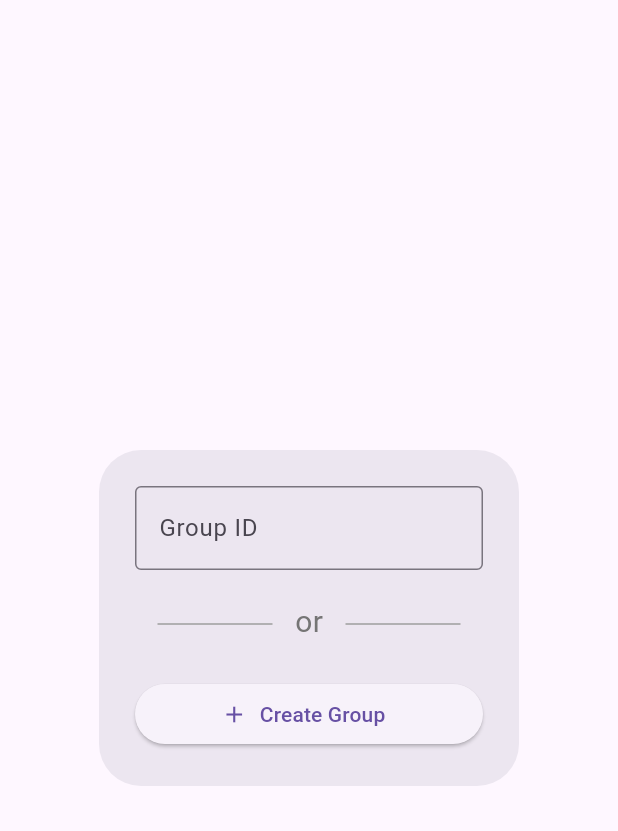
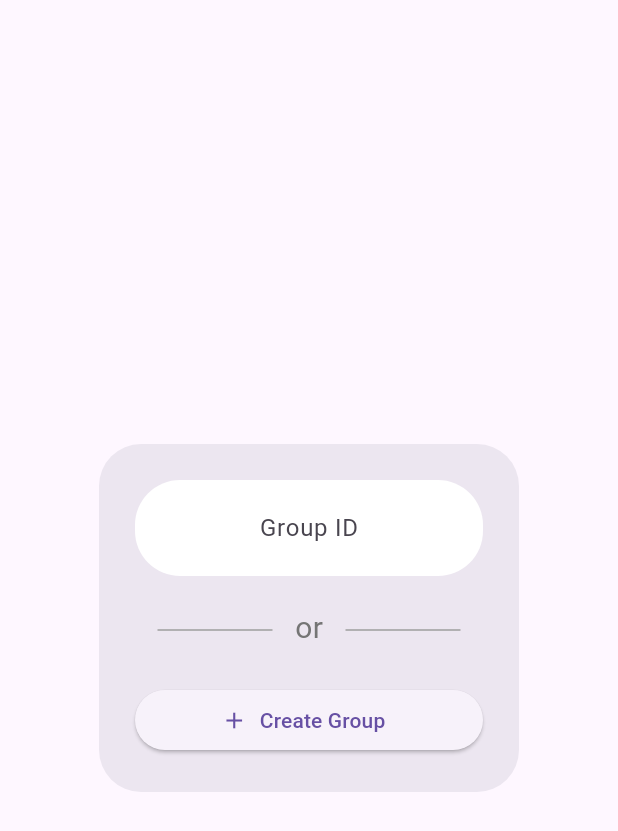
Before and after one commit to split-eth/split-eth-flutter, a Flutter app: the AddGroupView widget shown alone on an empty page, opened directly, on a phone screen of 412 x 824 dp. Shown: the top 831 px of the screen. Run offline on Flutter 3.47's test engine with Material 3 defaults, Android fonts, the phone set to English and light mode, and no system bars; our stand-ins replace equatable, flutter_slidable, get_it, go_router, shared_preferences; accounts and stored records are empty.

Commit message:
style text field

```diff
--- /dev/null
+++ b/lib/atoms/seth_text_field.dart
@@ -0,0 +1,31 @@
+import 'package:flutter/material.dart';
+
+class SethTextField extends StatelessWidget {
+  const SethTextField({
+    super.key,
+    required this.label,
+    this.keyboardType,
+  });
+
+  final String label;
+  final TextInputType? keyboardType;
+
+  @override
+  Widget build(BuildContext context) {
+    return TextFormField(
+      keyboardType: keyboardType,
+      textAlign: TextAlign.center,
+      decoration: InputDecoration(
+        border: UnderlineInputBorder(
+          borderSide: BorderSide.none,
+          borderRadius: BorderRadius.circular(30),
+        ),
+        filled: true,
+        fillColor: Colors.white,
+        contentPadding: const EdgeInsets.fromLTRB(20, 12, 20, 12),
+        floatingLabelStyle: const TextStyle(height: 0.5),
+        label: Center(child: Text(label)),
+      ),
+    );
+  }
+}
--- a/lib/features/group_list/features/add_group/view.dart
+++ b/lib/features/group_list/features/add_group/view.dart
@@ -3,6 +3,7 @@ import 'dart:math';
 import 'package:flutter/material.dart';
 import 'package:go_router/go_router.dart';
 import 'package:provider/provider.dart';
+import 'package:split_eth_flutter/atoms/seth_text_field.dart';
 import 'package:split_eth_flutter/features/group_list/controller.dart';
 import 'package:split_eth_flutter/atoms/labeled_divider.dart';
 
@@ -16,9 +17,9 @@ class AddGroupView extends StatelessWidget {
     return SimpleDialog(
       contentPadding: const EdgeInsets.all(24),
       children: [
-        const TextField(
-          // TODO style + handle input
-          decoration: InputDecoration(labelText: 'Group ID', border: OutlineInputBorder()),
+        const SethTextField(
+          label: 'Group ID',
+          keyboardType: TextInputType.number,
         ),
         Padding(
           padding: const EdgeInsets.symmetric(vertical: 20),
```
